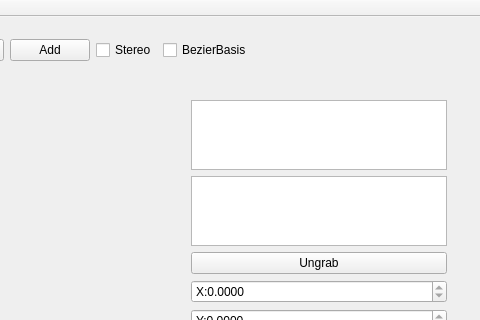
Above: mainwindow.ui from tamkderplar/MG1 before the change; both pictures show x 183 to 663 and y 0 to 320 of the 663 by 547 pixel window. Below: the same form after it.
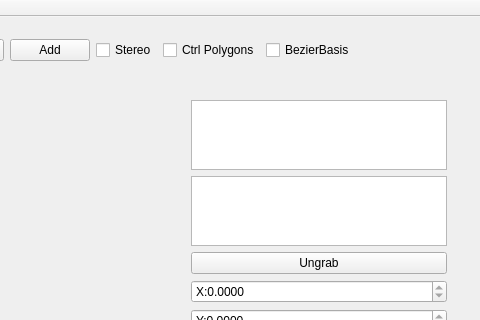
That is the form after the change. Custom widgets are drawn as their Qt base class.

Commit message: Interpolation ui and bugfixes. Togglable control polygons.

What changed in the file:
```diff
--- a/mainwindow.ui
+++ b/mainwindow.ui
@@ -86,6 +86,13 @@
          </property>
         </widget>
        </item>
+       <item>
+        <widget class="QCheckBox" name="cb_ctrlPoly">
+         <property name="text">
+          <string>Ctrl Polygons</string>
+         </property>
+        </widget>
+       </item>
        <item>
         <widget class="QCheckBox" name="cb_spline">
          <property name="text">
```
Left out of the diff: 27 changed lines with no effect on the pictures. The commit also changes 6 other files.
